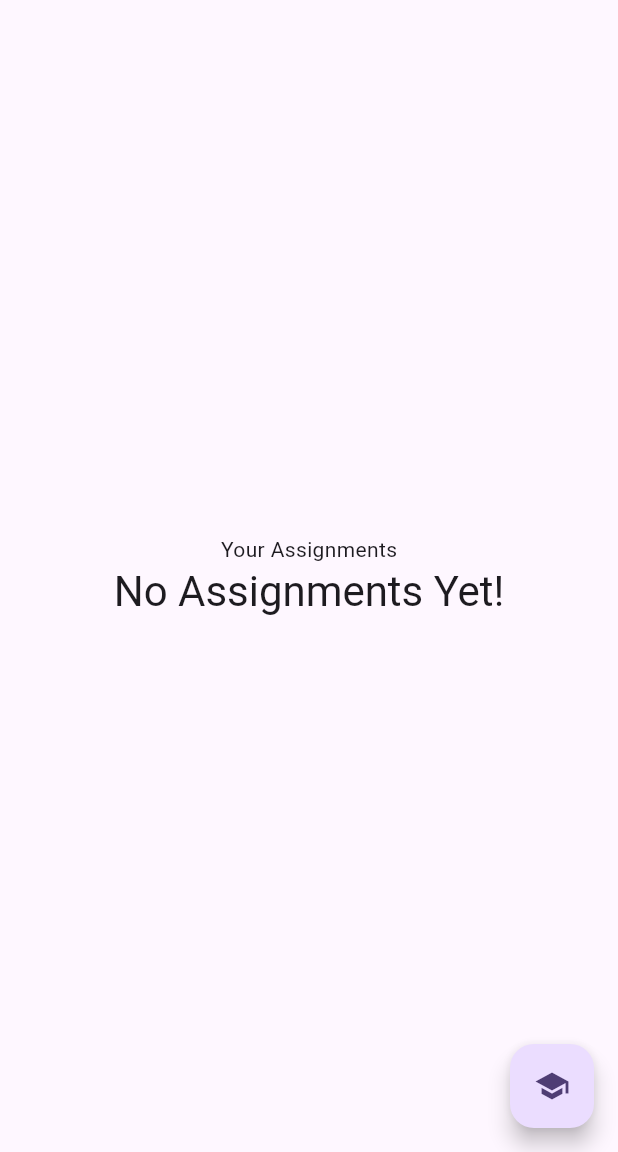
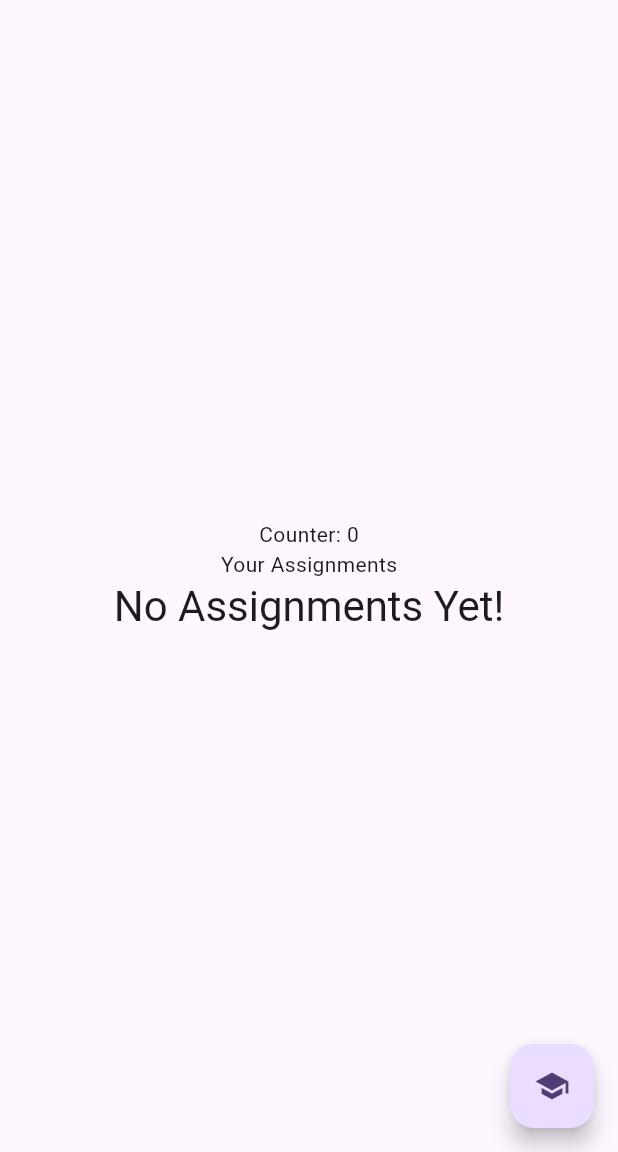
Before and after one commit to Taqiyya1/KeepTrack, a Flutter app: the screen it shows after launch, on a phone screen of 412 x 824 dp, the part 84-1236 px from its top. Run offline on Flutter 3.47's test engine with Material 3 defaults, Android fonts, the phone set to English and light mode, and no system bars.

Commit message:
Updated KeepTrack app

```diff
--- a/lib/main.dart
+++ b/lib/main.dart
@@ -28,7 +28,7 @@ class MyApp extends StatelessWidget {
         //
         // This works for code too, not just values: Most code changes can be
         // tested with just a hot reload.
-        colorScheme: .fromSeed(seedColor: Colors.deepPurple),
+        colorScheme: ColorScheme.fromSeed(seedColor: Colors.deepPurple),
       ),
       home: const MyHomePage(title: 'KeepTrack'),
     );
@@ -103,8 +103,9 @@ class _MyHomePageState extends State<MyHomePage> {
           // TRY THIS: Invoke "debug painting" (choose the "Toggle Debug Paint"
           // action in the IDE, or press "p" in the console), to see the
           // wireframe for each widget.
-          mainAxisAlignment: .center,
+          mainAxisAlignment: MainAxisAlignment.center,
           children: [
+            Text('Counter: $_counter'),
             const Text('Your Assignments'),
             Text(
               'No Assignments Yet!',
```
